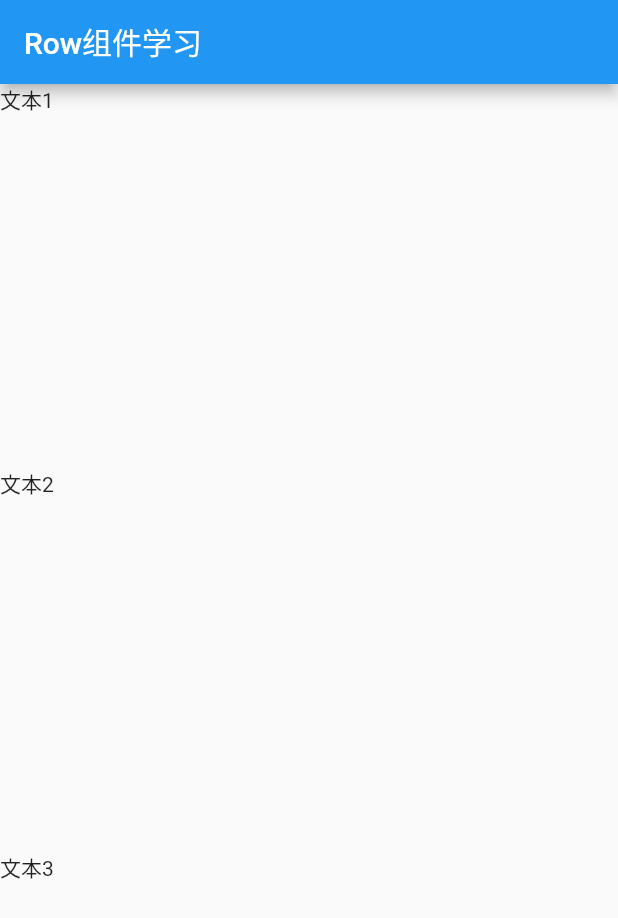
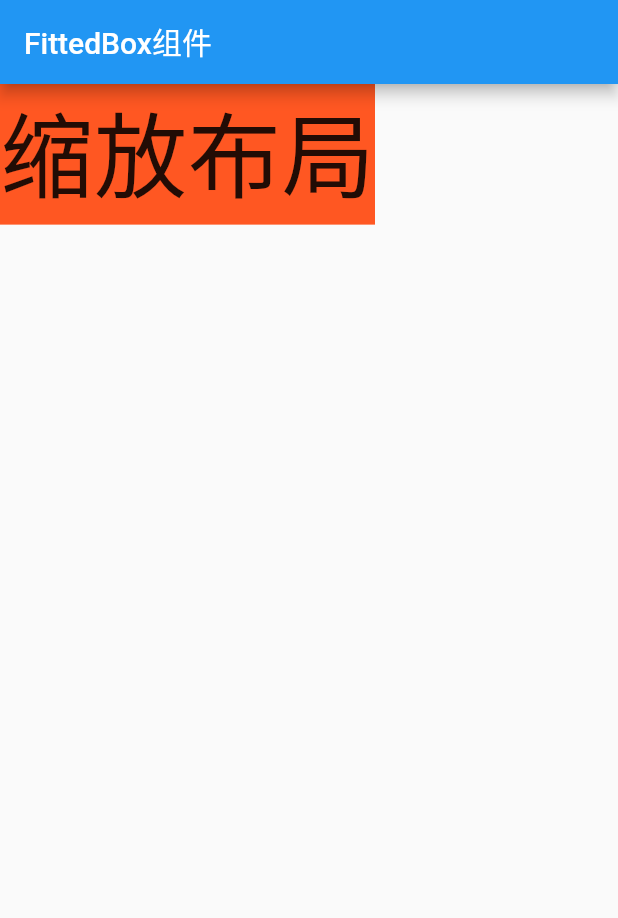
Before and after one commit to Ellen2018/flutter_study_app, a Flutter app: the screen it shows after launch, on a phone screen of 412 x 824 dp. Shown: the top 918 px of the screen. Run offline on Flutter 3.47's test engine with Material 2 defaults, Android fonts, the phone set to English and light mode, and no system bars.

Commit message:
演示FittedBox组件

```diff
--- /dev/null
+++ b/lib/layout/StudyFittedBox.dart
@@ -0,0 +1,33 @@
+import 'package:flutter/material.dart';
+
+class StudyFittedBoxApp extends StatelessWidget{
+  @override
+  Widget build(BuildContext context) {
+    return MaterialApp(
+      title: 'FittedBox组件学习',
+      home: FittedBoxDemo(),
+    );
+  }
+}
+
+class FittedBoxDemo extends StatelessWidget{
+  @override
+  Widget build(BuildContext context) {
+    return Scaffold(
+      appBar: AppBar(title: Text('FittedBox组件'),),
+      body: Container(
+        width: 250,
+        height: 250,
+        child: FittedBox(
+          fit: BoxFit.contain,//修改此属性会显示不同的效果
+          alignment: Alignment.topLeft,
+          child: Container(
+            color: Colors.deepOrange,
+            child: Text('缩放布局'),
+          ),
+        ),
+      ),
+    );
+  }
+
+}
--- a/lib/main.dart
+++ b/lib/main.dart
@@ -11,6 +11,7 @@ import 'package:flutter_study_app/layout/StudyAlign.dart';
 import 'package:flutter_study_app/layout/StudyCenter.dart';
 import 'package:flutter_study_app/layout/StudyColumn.dart';
 import 'package:flutter_study_app/layout/StudyContainer.dart';
+import 'package:flutter_study_app/layout/StudyFittedBox.dart';
 import 'package:flutter_study_app/layout/StudyPadding.dart';
 import 'package:flutter_study_app/material/StudyAppBar.dart';
 import 'package:flutter_study_app/material/StudyBottomNavigationBar.dart';
@@ -29,7 +30,7 @@ import 'layout/StudyRow.dart';
 
 void main() {
   //配置App
-  runApp(new StudyColumnApp());
+  runApp(new StudyFittedBoxApp());
 }
 
 class MyApp extends StatelessWidget {
```
